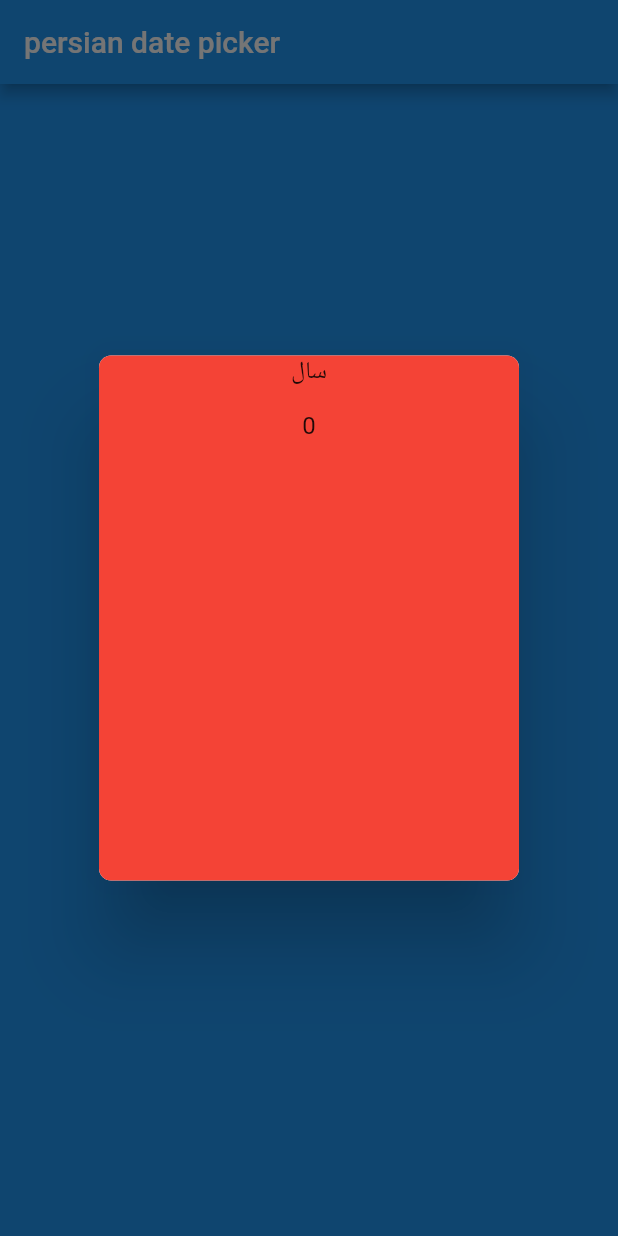
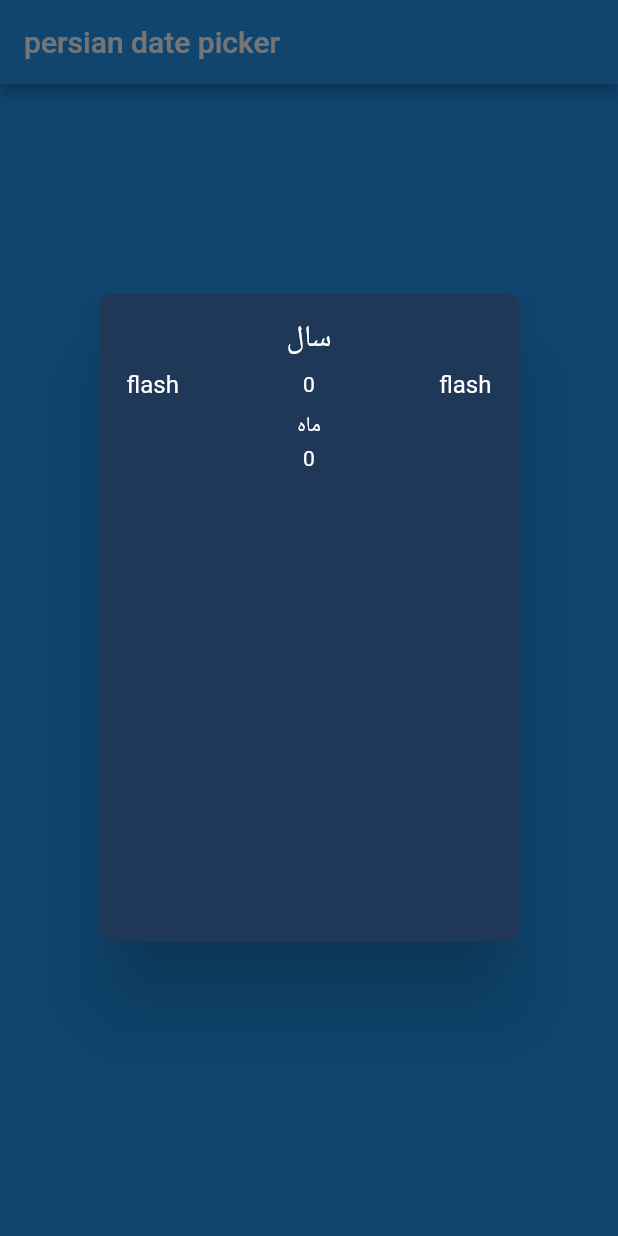
Before and after one commit to Abiri99/PersianDatePicker, a Flutter app: the screen it shows after launch, after a tap on "open date picker", on a phone screen of 412 x 824 dp. Run offline on Flutter 3.47's test engine with Material 2 defaults, Android fonts, the phone set to English and light mode, and no system bars.

Commit message:
before changing ui structure

```diff
--- a/lib/home.dart
+++ b/lib/home.dart
@@ -5,26 +5,61 @@ class Home extends StatelessWidget {
 
   dialogContent(BuildContext context) {
     return Container(
-        height: 350,
+        height: 400,
         decoration: BoxDecoration(
-          color: Colors.red,
-          borderRadius: BorderRadius.circular(8)
+          borderRadius: BorderRadius.circular(8),
         ),
         child: Column(
           mainAxisSize: MainAxisSize.min,
           children: <Widget>[
-            Text("سال"),
+            Text(
+              "سال",
+              style: Theme.of(context).textTheme.title,
+            ),
             Container(
-              height: 50,
+                height: 35,
+                width: double.infinity,
+                child: Row(
+                  mainAxisSize: MainAxisSize.min,
+                  mainAxisAlignment: MainAxisAlignment.spaceAround,
+                  children: <Widget>[
+                    Text("flash"),
+                    Container(
+                      width: 100,
+                      child: PageView.builder(
+                        physics: BouncingScrollPhysics(),
+                        itemBuilder: (context, index) {
+                          return Align(
+                            child: Text(
+                              "${index}",
+                              style: Theme.of(context).textTheme.body1,
+                            ),
+                          );
+                        },
+                        itemCount: 4,
+                      ),
+                    ),
+                    Text("flash"),
+                  ],
+                )),
+            Text(
+              "ماه",
+              style: Theme.of(context).textTheme.body1,
+            ),
+            Container(
+              height: 25,
               child: PageView.builder(
                 itemBuilder: (context, index) {
                   return Align(
-                    child: Text("${index}"),
+                    child: Text(
+                      "${index}",
+                      style: Theme.of(context).textTheme.body1,
+                    ),
                   );
                 },
                 itemCount: 4,
               ),
-            )
+            ),
           ],
         ));
   }
@@ -38,7 +73,13 @@ class Home extends StatelessWidget {
       ),
       title: null,
       content: dialogContent(context),
-      contentPadding: EdgeInsets.all(0),
+      backgroundColor: Color(0xFF203858),
+      contentPadding: EdgeInsets.only(
+        left: 0,
+        right: 0,
+        top: 16,
+        bottom: 16,
+      ),
     );
 
     showDialog(
--- a/lib/main.dart
+++ b/lib/main.dart
@@ -34,6 +34,17 @@ class MyApp extends StatelessWidget {
         // Notice that the counter didn't reset back to zero; the application
         // is not restarted.
         primarySwatch: Colors.blue,
+        textTheme: TextTheme(
+          body1: TextStyle(
+            color: Colors.white,
+          ),
+          subhead: TextStyle(
+            color: Colors.white,
+          ),
+          title: TextStyle(
+            color: Colors.white,
+          ),
+        )
       ),
       home: Home(),
     );
```
